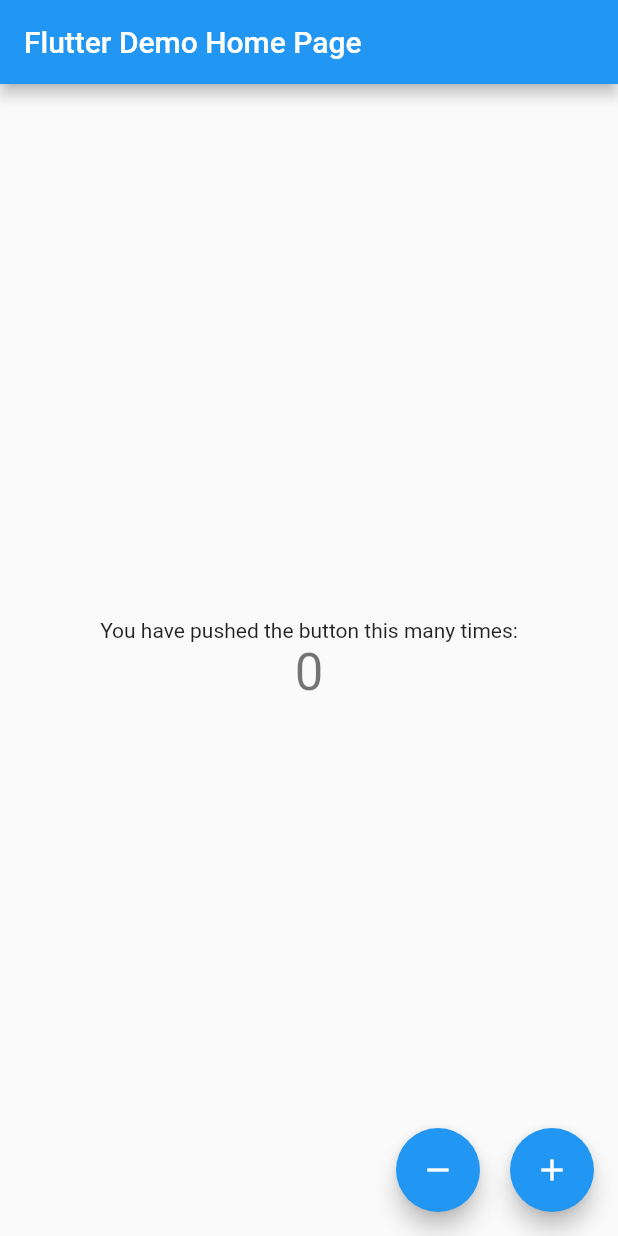
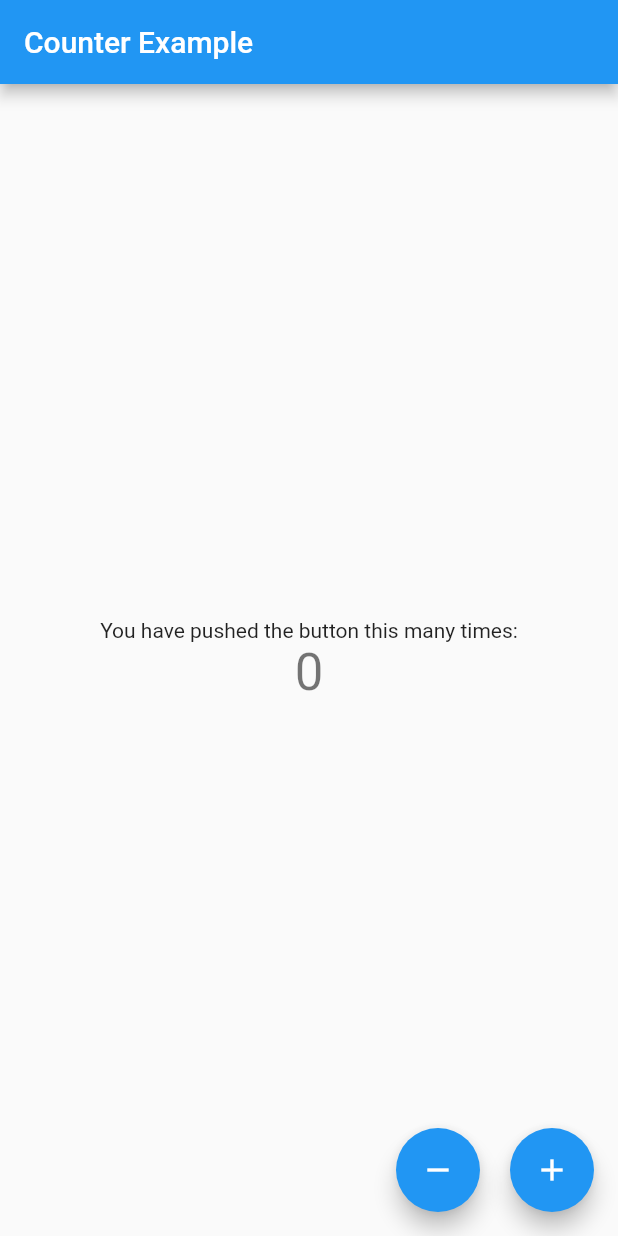
Before and after one commit to ngoctranfire/FlutterfliesLearning, a Flutter app: the screen it shows after launch, on a phone screen of 412 x 824 dp. Run offline on Flutter 3.47's test engine with Material 2 defaults, Android fonts, the phone set to English and light mode, and no system bars.

Commit message:
Added counter example and row/column examples

```diff
--- a/lib/main.dart
+++ b/lib/main.dart
@@ -1,4 +1,5 @@
 import 'package:flutter/material.dart';
+import 'package:flutterflies_learning/widgets/row_column_example.dart';
 import 'package:flutterflies_learning/widgets/welcome_page.dart';
 
 void main() {
@@ -30,7 +31,9 @@ class MyApp extends StatelessWidget {
         // closer together (more dense) than on mobile platforms.
         visualDensity: VisualDensity.adaptivePlatformDensity,
       ),
-      home: WelcomePage(title: 'Flutter Demo Home Page'),
+// TODO: Column out RowColumnExample or WelcomePage instead
+      home: CounterPage(title: 'Counter Example'),
+//      home: RowColumnExample(),
     );
   }
 }
--- a/lib/widgets/welcome_page.dart
+++ b/lib/widgets/welcome_page.dart
@@ -5,16 +5,16 @@ import 'package:flutter/material.dart';
 /// One is to increment and one to decrement the counter.
 /// It is generally a good idea to separate your widgets out into components
 /// so that they are extracted out into easily traceable components.
-class WelcomePage extends StatefulWidget {
-  WelcomePage({Key key, this.title}) : super(key: key);
+class CounterPage extends StatefulWidget {
+  CounterPage({Key key, this.title}) : super(key: key);
 
   final String title;
 
   @override
-  _WelcomePageState createState() => _WelcomePageState();
+  _CounterPageState createState() => _CounterPageState();
 }
 
-class _WelcomePageState extends State<WelcomePage> {
+class _CounterPageState extends State<CounterPage> {
   int _counter = 0;
 
   void _incrementCounter() {
```
Also changed, not shown: lib/widgets/row_column_example.dart (added, +53 -0 lines), 1 other file.
